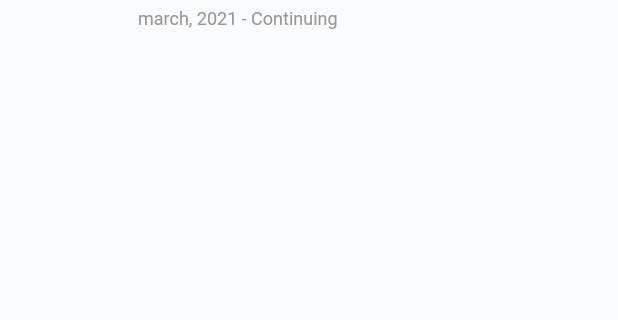
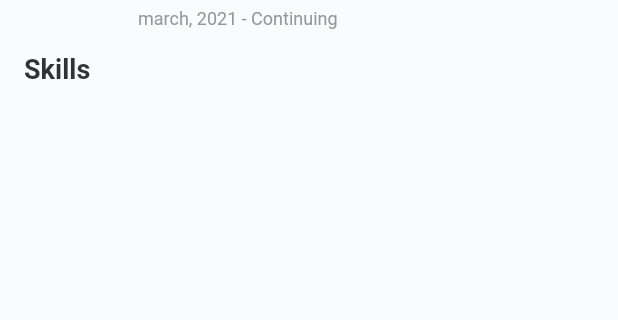
Before and after one commit to hasibul-hasan-shuvo/Flutter-Bootcamp, a Flutter app: the screen it shows after launch, on a phone screen of 412 x 824 dp, the part 475-795 px from its top. Run offline on Flutter 3.47's test engine with Material 2 defaults, Android fonts, the phone set to English and light mode, and no system bars.

Commit message:
TitleView implemented.

```diff
--- /dev/null
+++ b/day_07/lib/app/core/widgets/title_view.dart
@@ -0,0 +1,15 @@
+import 'package:day_07/app/core/values/text_styles.dart';
+import 'package:flutter/material.dart';
+
+class TitleView extends StatelessWidget {
+  final String title;
+  const TitleView({Key? key, required this.title}) : super(key: key);
+
+  @override
+  Widget build(BuildContext context) {
+    return Text(
+      title,
+      style: title_01,
+    );
+  }
+}
--- a/day_07/lib/app/modules/home/view/home_page.dart
+++ b/day_07/lib/app/modules/home/view/home_page.dart
@@ -2,6 +2,7 @@ import 'package:day_07/app/core/values/app_colors.dart';
 import 'package:day_07/app/core/values/app_values.dart';
 import 'package:day_07/app/modules/home/widgets/biography_and_experience_view.dart';
 import 'package:day_07/app/modules/home/widgets/information_view.dart';
+import 'package:day_07/app/modules/home/widgets/skills_view.dart';
 import 'package:flutter/material.dart';
 
 class HomePage extends StatelessWidget {
@@ -27,7 +28,8 @@ class HomePage extends StatelessWidget {
             _getDivider(),
             const SizedBox(height: AppValues.margin_5),
             BiographyAndExperienceView(),
-            const SizedBox(height: AppValues.margin_5),
+            const SizedBox(height: AppValues.margin),
+            SkillsView(),
           ],
         ),
       ),
--- a/day_07/lib/app/modules/home/widgets/biography_and_experience_view.dart
+++ b/day_07/lib/app/modules/home/widgets/biography_and_experience_view.dart
@@ -1,5 +1,6 @@
 import 'package:day_07/app/core/values/app_values.dart';
 import 'package:day_07/app/core/values/text_styles.dart';
+import 'package:day_07/app/core/widgets/title_view.dart';
 import 'package:day_07/app/modules/home/widgets/item_company_details.dart';
 import 'package:flutter/material.dart';
 
@@ -11,21 +12,14 @@ class BiographyAndExperienceView extends StatelessWidget {
     return Column(
       crossAxisAlignment: CrossAxisAlignment.stretch,
       children: [
-        _getTitle("Biography"),
+        const TitleView(title: "Biography"),
         const SizedBox(height: AppValues.margin),
         _getBiography(),
         const SizedBox(height: AppValues.margin),
-        _getTitle("Experience"),
+        const TitleView(title: "Experience"),
         const SizedBox(height: AppValues.margin),
         ItemCompanyDetails(),
       ],
-    );
-  }
-
-  Widget _getTitle(String title) {
-    return Text(
-      title,
-      style: title_01,
     );
   }
 
--- /dev/null
+++ b/day_07/lib/app/modules/home/widgets/skills_view.dart
@@ -0,0 +1,16 @@
+import 'package:day_07/app/core/widgets/title_view.dart';
+import 'package:flutter/material.dart';
+
+class SkillsView extends StatelessWidget {
+  SkillsView({Key? key}) : super(key: key);
+
+  @override
+  Widget build(BuildContext context) {
+    return Column(
+      crossAxisAlignment: CrossAxisAlignment.stretch,
+      children: const [
+        TitleView(title: "Skills"),
+      ],
+    );
+  }
+}
```
